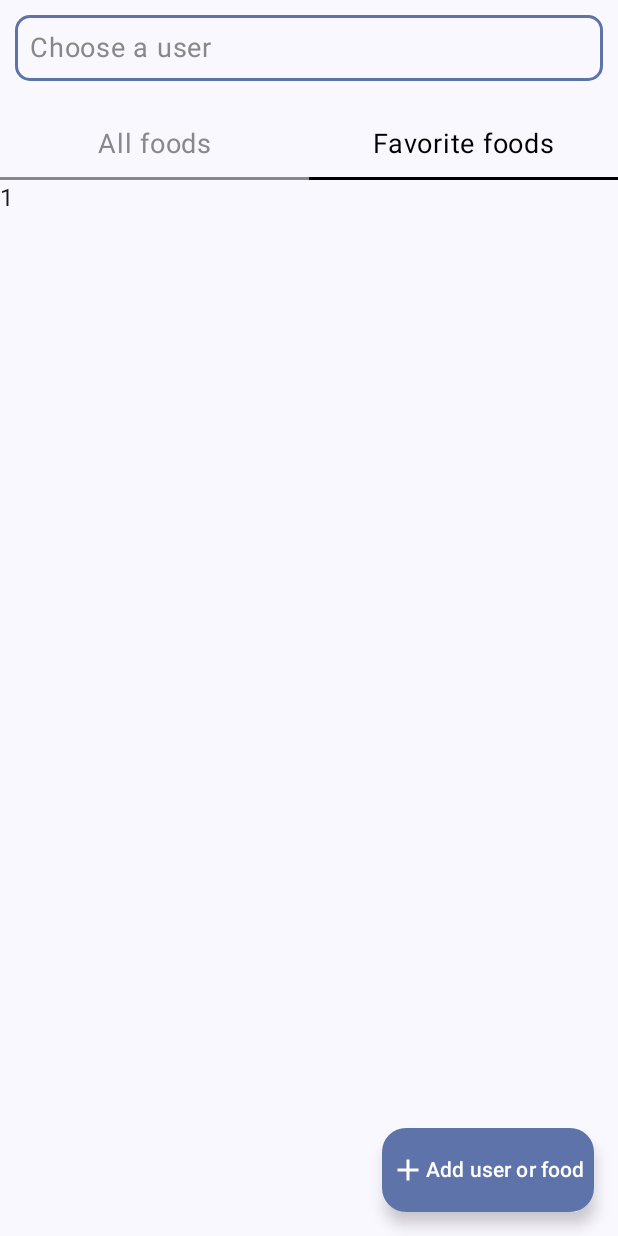
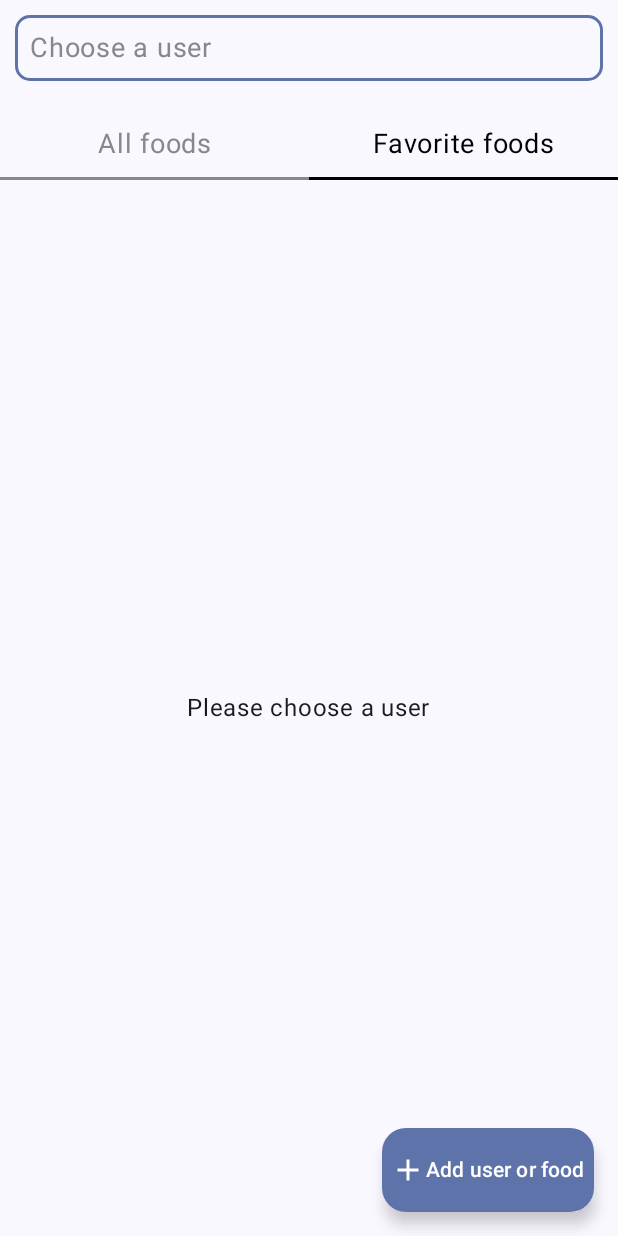
Before and after one commit to sali1290/AnikFood, an Android app built with Jetpack Compose: the screen it shows after launch (MainActivity), after a tap on "Favorite foods", on a phone screen of 412 x 824 dp. Run offline under Robolectric (Android 15) with nearby library versions, the phone set to English and light mode, and no system bars; our stand-ins replace Dagger/Hilt's generated code, Room's generated code.

Commit message:
Implement FoodList.kt

```diff
--- a/app/src/main/java/com/sali/anikfood/app/screen/MainScreen.kt
+++ b/app/src/main/java/com/sali/anikfood/app/screen/MainScreen.kt
@@ -3,6 +3,7 @@ package com.sali.anikfood.app.screen
 import androidx.compose.animation.core.tween
 import androidx.compose.foundation.ExperimentalFoundationApi
 import androidx.compose.foundation.layout.Arrangement
+import androidx.compose.foundation.layout.Box
 import androidx.compose.foundation.layout.Column
 import androidx.compose.foundation.layout.Row
 import androidx.compose.foundation.layout.Spacer
@@ -16,7 +17,9 @@ import androidx.compose.material3.Scaffold
 import androidx.compose.material3.Text
 import androidx.compose.runtime.Composable
 import androidx.compose.runtime.LaunchedEffect
+import androidx.compose.runtime.getValue
 import androidx.compose.runtime.rememberCoroutineScope
+import androidx.compose.ui.Alignment
 import androidx.compose.ui.Modifier
 import androidx.compose.ui.res.stringResource
 import androidx.compose.ui.unit.dp
@@ -25,6 +28,7 @@ import androidx.lifecycle.compose.collectAsStateWithLifecycle
 import androidx.navigation.NavController
 import com.sali.anikfood.R
 import com.sali.anikfood.app.component.CustomFloatingActionButton
+import com.sali.anikfood.app.component.FoodList
 import com.sali.anikfood.app.component.FoodType
 import com.sali.anikfood.app.component.Screen
 import com.sali.anikfood.app.component.TextFieldWithDropdownMenu
@@ -35,9 +39,10 @@ import kotlinx.coroutines.launch
 @Composable
 fun MainScreen(navController: NavController, mainViewModel: MainViewModel = hiltViewModel()) {
 
-    val allUsersState = mainViewModel.allUsers.collectAsStateWithLifecycle()
-//    val foodState = mainViewModel.allFoods.collectAsStateWithLifecycle()
-//    val userState = mainViewModel.user.collectAsStateWithLifecycle()
+    val allUsersState by mainViewModel.allUsers.collectAsStateWithLifecycle()
+    val foodState by mainViewModel.allFoods.collectAsStateWithLifecycle()
+    val userState by mainViewModel.user.collectAsStateWithLifecycle()
+    val userFavorites by mainViewModel.userFavoriteFoods.collectAsStateWithLifecycle()
     LaunchedEffect(key1 = Unit) {
         mainViewModel.getAllUsers()
         mainViewModel.getAllFoods()
@@ -55,7 +60,7 @@ fun MainScreen(navController: NavController, mainViewModel: MainViewModel = hilt
                 .padding(innerPadding)
         ) {
             TextFieldWithDropdownMenu(
-                listItems = allUsersState.value
+                listItems = allUsersState
             ) { userId ->
                 mainViewModel.getUser(userId)
             }
@@ -90,11 +95,36 @@ fun MainScreen(navController: NavController, mainViewModel: MainViewModel = hilt
             HorizontalPager(state = pagerState) { page ->
                 when (page) {
                     0 -> {
-                        Text(text = "0")
+                        if (userState == null) {
+                            Box(
+                                modifier = Modifier.fillMaxSize(),
+                                contentAlignment = Alignment.Center
+                            ) {
+                                Text(text = stringResource(R.string.please_choose_a_user))
+                            }
+                        } else {
+                            FoodList(foodList = foodState) {
+                                mainViewModel.deleteFood(it)
+                            }
+                        }
                     }
 
                     1 -> {
-                        Text(text = "1")
+                        LaunchedEffect(key1 = Unit) {
+                            mainViewModel.getUserFavorites(userState?.userId ?: 0)
+                        }
+                        if (userState == null) {
+                            Box(
+                                modifier = Modifier.fillMaxSize(),
+                                contentAlignment = Alignment.Center
+                            ) {
+                                Text(text = stringResource(R.string.please_choose_a_user))
+                            }
+                        } else {
+                            FoodList(foodList = userFavorites) {
+                                mainViewModel.deleteFood(it)
+                            }
+                        }
                     }
                 }
             }
--- a/app/src/main/java/com/sali/anikfood/app/viewmodel/MainViewModel.kt
+++ b/app/src/main/java/com/sali/anikfood/app/viewmodel/MainViewModel.kt
@@ -59,7 +59,7 @@ class MainViewModel @Inject constructor(
     }
 
     private val _allFoods = MutableStateFlow<List<FoodModel>>(emptyList())
-    val allFoods get() = _allUsers.asStateFlow()
+    val allFoods get() = _allFoods.asStateFlow()
     fun getAllFoods() = viewModelScope.launch(Dispatchers.IO) {
         _allFoods.value = getAllFoods.invoke()
     }
--- a/app/src/main/res/values/strings.xml
+++ b/app/src/main/res/values/strings.xml
@@ -11,4 +11,6 @@
     <string name="choose_a_user">Choose a user</string>
     <string name="all_foods">All foods</string>
     <string name="favorite_foods">Favorite foods</string>
+    <string name="please_insert_some_foods_to_start">Please insert some foods to start</string>
+    <string name="please_choose_a_user">Please choose a user</string>
 </resources>
```
Also changed, not shown: app/src/main/java/com/sali/anikfood/app/component/FoodList.kt (added, +32 -0 lines).
